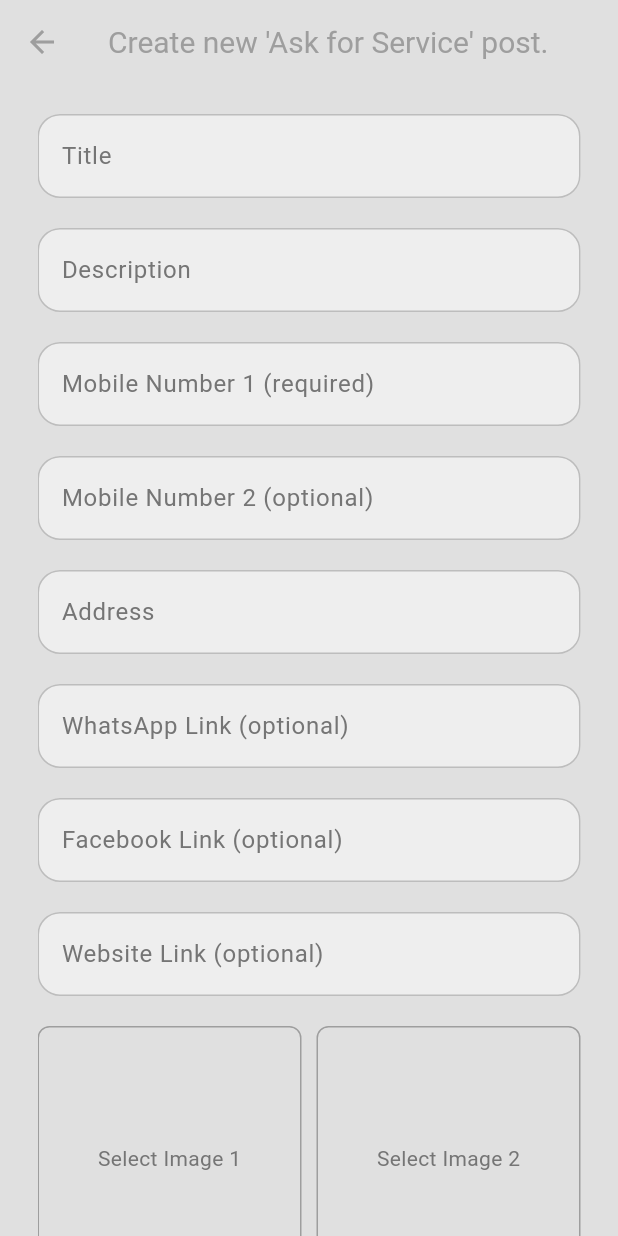
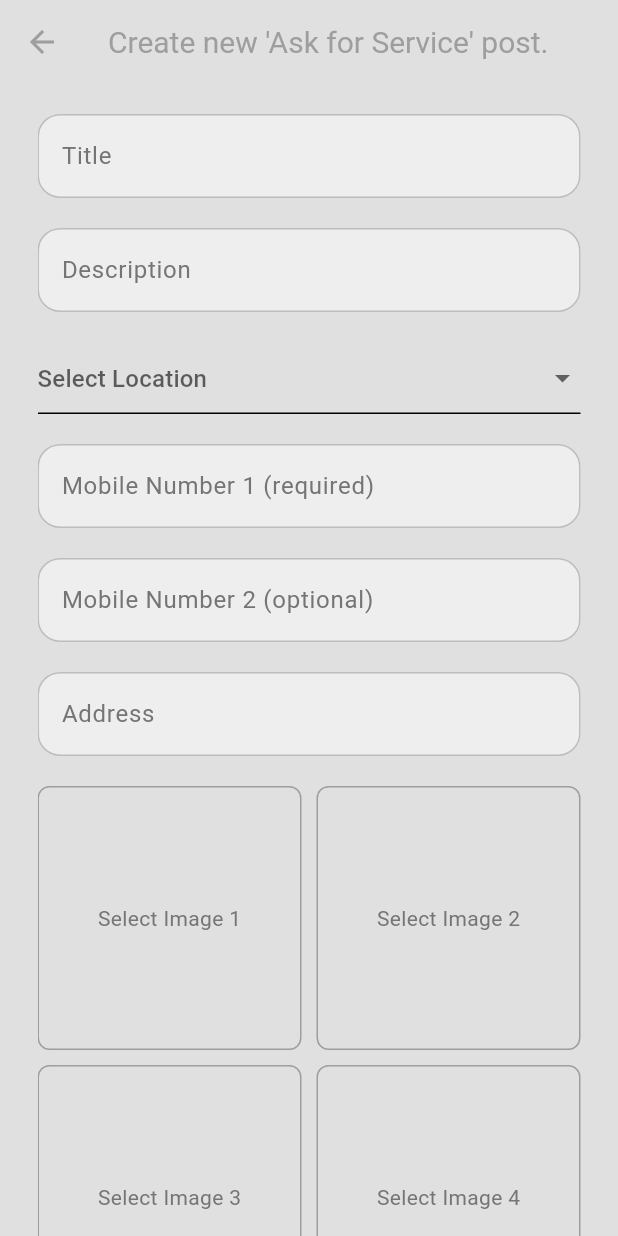
Before and after one commit to AmiruHoradagoda/service_finder_application, a Flutter app: the screen it shows once a user with an empty profile is signed in, in the side drawer, after a tap on an icon or button, on a phone screen of 412 x 824 dp. Run offline on Flutter 3.47's test engine with Material 3 defaults, Android fonts, the light colour scheme and no system bars; our stand-ins replace cloud_firestore, firebase_auth, firebase_core, firebase_storage, image_picker; accounts and stored records are empty.

Commit message:
Adding Location to Create Posts

```diff
--- a/lib/database/firestore.dart
+++ b/lib/database/firestore.dart
@@ -39,7 +39,7 @@ class FirestoreDatabase {
     String? websiteLink,
     List<String>? imageUrls,
     required String userId,
-    required String postId,
+    required String postId, required String location,
   }) async {
     try {
       // Fetch the username of the user
--- /dev/null
+++ b/lib/helper/locations.dart
@@ -0,0 +1,102 @@
+final List<String> locations = [
+  'Agalawatta',
+  'Akkaraipattu',
+  'Akuressa',
+  'Ambalangoda',
+  'Ambalantota',
+  'Ampara',
+  'Anamaduwa',
+  'Angunakolapelessa',
+  'Anuradhapura',
+  'Badulla',
+  'Balangoda',
+  'Bandaragama',
+  'Bandarawela',
+  'Batticaloa',
+  'Beruwala',
+  'Bibile',
+  'Boralesgamuwa',
+  'Chavakachcheri',
+  'Chilaw',
+  'Colombo',
+  'Dambadeniya',
+  'Dambulla',
+  'Dankotuwa',
+  'Dehiattakandiya',
+  'Dehiwala-Mount Lavinia',
+  'Deniyaya',
+  'Digana',
+  'Dompe',
+  'Eheliyagoda',
+  'Ekala',
+  'Embilipitiya',
+  'Eravur',
+  'Galle',
+  'Gampaha',
+  'Gampola',
+  'Hambantota',
+  'Haputale',
+  'Hatton',
+  'Hettipola',
+  'Horana',
+  'Ja-Ela',
+  'Jaffna',
+  'Kadawatha',
+  'Kalawana',
+  'Kalmunai',
+  'Kalpitiya',
+  'Kalutara',
+  'Kandy',
+  'Kattankudy',
+  'Katunayake',
+  'Kegalle',
+  'Kelaniya',
+  'Kilinochchi',
+  'Kinniya',
+  'Kiribathgoda',
+  'Kolonnawa',
+  'Kosgoda',
+  'Kuliyapitiya',
+  'Kurunegala',
+  'Maharagama',
+  'Mahiyanganaya',
+  'Mannar',
+  'Matale',
+  'Matara',
+  'Mihintale',
+  'Minuwangoda',
+  'Mirissa',
+  'Monaragala',
+  'Moratuwa',
+  'Mullaitivu',
+  'Nattandiya',
+  'Nawalapitiya',
+  'Negombo',
+  'Neluwa',
+  'Nittambuwa',
+  'Nuwara Eliya',
+  'Padaviya',
+  'Pallekele',
+  'Panadura',
+  'Pannala',
+  'Peliyagoda',
+  'Piliyandala',
+  'Polgahawela',
+  'Polonnaruwa',
+  'Pothuvil',
+  'Puttalam',
+  'Ragama',
+  'Ratnapura',
+  'Talawakele',
+  'Tangalle',
+  'Thalawa',
+  'Trincomalee',
+  'Tissamaharama',
+  'Vavuniya',
+  'Wadduwa',
+  'Wattala',
+  'Wennappuwa',
+  'Weligama',
+  'Wellawaya',
+  'Yakkala'
+];
--- a/lib/main.dart
+++ b/lib/main.dart
@@ -1,4 +1,3 @@
-import 'package:device_preview/device_preview.dart';
 import 'package:firebase_core/firebase_core.dart';
 import 'package:flutter/material.dart';
 import 'package:service_finder_application/auth/auth.dart';
@@ -32,7 +31,7 @@ class RootApp extends StatelessWidget {
         '/login_register_page': (context) => const LoginOrRegister(),
         '/home_page': (context) => HomePage(),
         '/profile_page': (context) => ProfilePage(),
-        '/users_page': (context) => UsersPage(),
+        '/users_page': (context) => const UsersPage(),
       },
     );
   }
--- a/lib/pages/create_post_page.dart
+++ b/lib/pages/create_post_page.dart
@@ -7,6 +7,7 @@ import 'package:cloud_firestore/cloud_firestore.dart';
 import 'package:image_picker/image_picker.dart';
 import 'dart:io';
 import 'package:service_finder_application/database/firestore.dart';
+import 'package:service_finder_application/helper/locations.dart';
 
 class PostPage extends StatefulWidget {
   const PostPage({super.key});
@@ -25,8 +26,9 @@ class _PostPageState extends State<PostPage> {
   final TextEditingController facebookLinkController = TextEditingController();
   final TextEditingController websiteLinkController = TextEditingController();
 
-  List<File?> images =
-      List<File?>.filled(4, null); // Initialize with 4 null elements
+  String? selectedLocation;
+
+  List<File?> images = List<File?>.filled(4, null);
   final FirestoreDatabase database = FirestoreDatabase();
   bool isAskPost = true;
   bool isLoading = false;
@@ -39,13 +41,11 @@ class _PostPageState extends State<PostPage> {
 
   Future<void> _checkProviderStatus() async {
     User? user = FirebaseAuth.instance.currentUser;
-
     if (user != null) {
       DocumentSnapshot userDoc = await FirebaseFirestore.instance
           .collection('Users')
           .doc(user.email)
           .get();
-
       if (userDoc.exists) {
         bool isProvider = userDoc['provider'] ?? false;
         setState(() {
@@ -58,7 +58,6 @@ class _PostPageState extends State<PostPage> {
   Future<void> pickImage(int index) async {
     final picker = ImagePicker();
     final pickedImage = await picker.pickImage(source: ImageSource.gallery);
-
     if (pickedImage != null) {
       setState(() {
         images[index] = File(pickedImage.path);
@@ -69,7 +68,6 @@ class _PostPageState extends State<PostPage> {
   Future<List<String>> uploadImages(List<File?> images) async {
     List<String> imageUrls = [];
     FirebaseStorage storage = FirebaseStorage.instance;
-
     for (File? image in images) {
       if (image != null) {
         try {
@@ -79,6 +77,7 @@ class _PostPageState extends State<PostPage> {
           String downloadUrl = await storageRef.getDownloadURL();
           imageUrls.add(downloadUrl);
         } catch (e) {
+          // ignore: avoid_print
           print("Error uploading image: $e");
         }
       }
@@ -87,14 +86,14 @@ class _PostPageState extends State<PostPage> {
   }
 
   Future<void> postMessage(BuildContext context) async {
-    if (titleController.text.isNotEmpty && mobile1Controller.text.isNotEmpty) {
+    if (titleController.text.isNotEmpty &&
+        mobile1Controller.text.isNotEmpty &&
+        selectedLocation != null) {
       setState(() {
         isLoading = true;
       });
 
-      // Generate a unique post_ID using timestamp or random string
       String postId = DateTime.now().millisecondsSinceEpoch.toString();
-
       String title = titleController.text;
       String description = descriptionController.text;
       String mobile1 = mobile1Controller.text;
@@ -104,16 +103,12 @@ class _PostPageState extends State<PostPage> {
       String facebookLink = facebookLinkController.text;
       String websiteLink = websiteLinkController.text;
 
-      // Upload images and get URLs
       List<String> imageUrls = await uploadImages(images);
-
-      // Fetch user ID from FirebaseAuth
       String userId = FirebaseAuth.instance.currentUser!.uid;
 
-      // Add post with the generated post_ID and user_ID
       await database.addPost(
-        postId: postId, // Pass post_ID to the database function
-        userId: userId, // Pass the user ID
+        postId: postId,
+        userId: userId,
         message: title,
         isAsk: isAskPost,
         description: description,
@@ -123,15 +118,14 @@ class _PostPageState extends State<PostPage> {
         whatsappLink: whatsappLink,
         facebookLink: facebookLink,
         websiteLink: websiteLink,
+        location: selectedLocation!,
         imageUrls: imageUrls,
       );
 
-      // Clear the input fields and reset
       setState(() {
-        images = List<File?>.filled(4, null); // Reset images
+        images = List<File?>.filled(4, null);
         isLoading = false;
       });
-
       Navigator.pop(context);
     }
   }
@@ -162,59 +156,78 @@ class _PostPageState extends State<PostPage> {
                 hintText: "Title",
                 obscureText: false,
                 controller: titleController,
-                keyboardType: TextInputType.text, // Pass keyboardType here
+                keyboardType: TextInputType.text,
               ),
               const SizedBox(height: 20),
               MyTextField(
                 hintText: "Description",
                 obscureText: false,
                 controller: descriptionController,
-                keyboardType: TextInputType.text, // Pass keyboardType here
+                keyboardType: TextInputType.text,
+              ),
+              const SizedBox(height: 20),
+              DropdownButtonFormField<String>(
+                value: selectedLocation,
+                items: locations.map((location) {
+                  return DropdownMenuItem(
+                    value: location,
+                    child: Text(location),
+                  );
+                }).toList(),
+                onChanged: (value) {
+                  setState(() {
+                    selectedLocation = value;
+                  });
+                },
+                decoration: const InputDecoration(
+                  hintText: "Select Location",
+                ),
               ),
               const SizedBox(height: 20),
               MyTextField(
                 hintText: "Mobile Number 1 (required)",
                 obscureText: false,
                 controller: mobile1Controller,
-                keyboardType: TextInputType.phone, // Pass keyboardType here
+                keyboardType: TextInputType.phone,
               ),
               const SizedBox(height: 20),
               MyTextField(
                 hintText: "Mobile Number 2 (optional)",
                 obscureText: false,
                 controller: mobile2Controller,
-                keyboardType: TextInputType.phone, // Pass keyboardType here
+                keyboardType: TextInputType.phone,
               ),
               const SizedBox(height: 20),
               MyTextField(
                 hintText: "Address",
                 obscureText: false,
                 controller: addressController,
-                keyboardType: TextInputType.text, // Pass keyboardType here
+                keyboardType: TextInputType.text,
               ),
               const SizedBox(height: 20),
+              if (isAskPost == false) ...[
                 MyTextField(
                   hintText: "WhatsApp Link (optional)",
                   obscureText: false,
                   controller: whatsappLinkController,
-                keyboardType: TextInputType.url, // Pass keyboardType here
+                  keyboardType: TextInputType.url,
                 ),
                 const SizedBox(height: 20),
                 MyTextField(
                   hintText: "Facebook Link (optional)",
                   obscureText: false,
                   controller: facebookLinkController,
-                keyboardType: TextInputType.url, // Pass keyboardType here
+                  keyboardType: TextInputType.url,
                 ),
                 const SizedBox(height: 20),
                 MyTextField(
                   hintText: "Website Link (optional)",
                   obscureText: false,
                   controller: websiteLinkController,
-                keyboardType: TextInputType.url, // Pass keyboardType here
+                  keyboardType: TextInputType.url,
                 ),
                 const SizedBox(height: 20),
-              // Image selector buttons as rectangles in 2 rows
+              ],
               GridView.builder(
                 shrinkWrap: true,
                 physics: const NeverScrollableScrollPhysics(),
@@ -255,7 +268,6 @@ class _PostPageState extends State<PostPage> {
                       onTap: () => postMessage(context),
                       text: "Post",
                     ),
-              const SizedBox(height: 25),
             ],
           ),
         ),
```
Lines whose indentation alone changed are shown as unchanged.
